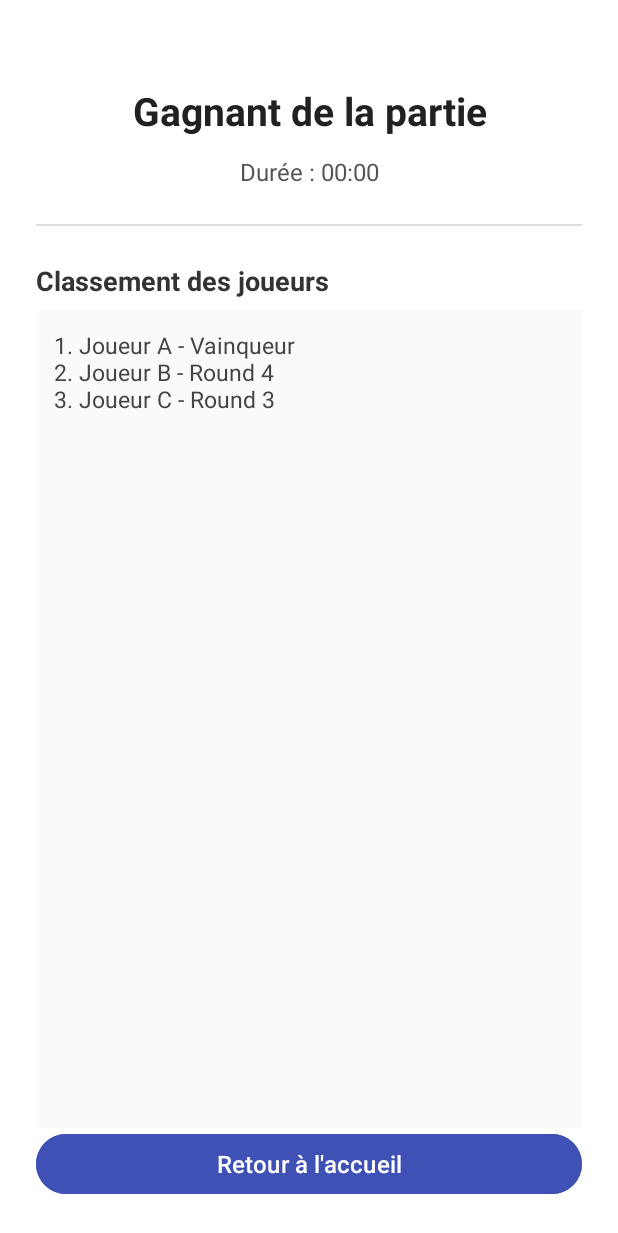
After one commit to AniAzatyan/Challenge-MiniJeu, an Android app: the layout activity_end_game.xml on its own in the app's theme, with its tools: preview values and no code run, on a phone screen of 412 x 824 dp. The commit adds this screen. Shown: the top 1233 px of the screen. Run offline under Robolectric (Android 15) with nearby library versions, the phone set to English and light mode, and no system bars.

Commit message:
Ajout page de fin de partie

```diff
--- a/app/src/main/AndroidManifest.xml
+++ b/app/src/main/AndroidManifest.xml
@@ -23,6 +23,7 @@
                 <category android:name="android.intent.category.LAUNCHER" />
             </intent-filter>
         </activity>
+        <activity android:name=".EndGameActivity" />
     </application>
 
 </manifest>
--- /dev/null
+++ b/app/src/main/res/layout/activity_end_game.xml
@@ -0,0 +1,94 @@
+<?xml version="1.0" encoding="utf-8"?>
+<androidx.constraintlayout.widget.ConstraintLayout xmlns:android="http://schemas.android.com/apk/res/android"
+    xmlns:app="http://schemas.android.com/apk/res-auto"
+    android:layout_width="match_parent"
+    android:layout_height="match_parent"
+    android:background="@android:color/white"
+    android:padding="24dp">
+
+    <TextView
+        android:id="@+id/text_winner"
+        android:layout_width="0dp"
+        android:layout_height="wrap_content"
+        android:text="Gagnant de la partie"
+        android:textSize="26sp"
+        android:textStyle="bold"
+        android:textColor="#212121"
+        android:gravity="center"
+        app:layout_constraintTop_toTopOf="parent"
+        app:layout_constraintStart_toStartOf="parent"
+        app:layout_constraintEnd_toEndOf="parent"
+        android:layout_marginTop="32dp" />
+
+    <TextView
+        android:id="@+id/text_duration"
+        android:layout_width="0dp"
+        android:layout_height="wrap_content"
+        android:text="Durée : 00:00"
+        android:textSize="16sp"
+        android:textColor="#555555"
+        android:gravity="center"
+        app:layout_constraintTop_toBottomOf="@id/text_winner"
+        app:layout_constraintStart_toStartOf="parent"
+        app:layout_constraintEnd_toEndOf="parent"
+        android:layout_marginTop="12dp" />
+
+    <View
+        android:id="@+id/divider"
+        android:layout_width="0dp"
+        android:layout_height="1dp"
+        android:background="#DDDDDD"
+        app:layout_constraintTop_toBottomOf="@id/text_duration"
+        app:layout_constraintStart_toStartOf="parent"
+        app:layout_constraintEnd_toEndOf="parent"
+        android:layout_marginTop="24dp" />
+
+    <TextView
+        android:id="@+id/text_ranking"
+        android:layout_width="0dp"
+        android:layout_height="wrap_content"
+        android:text="Classement des joueurs"
+        android:textSize="18sp"
+        android:textStyle="bold"
+        android:textColor="#333333"
+        app:layout_constraintTop_toBottomOf="@id/divider"
+        app:layout_constraintStart_toStartOf="parent"
+        app:layout_constraintEnd_toEndOf="parent"
+        android:layout_marginTop="24dp" />
+
+    <ScrollView
+        android:id="@+id/scroll_ranking"
+        android:layout_width="0dp"
+        android:layout_height="0dp"
+        android:background="#FAFAFA"
+        android:layout_marginTop="8dp"
+        android:padding="12dp"
+        app:layout_constraintTop_toBottomOf="@id/text_ranking"
+        app:layout_constraintBottom_toTopOf="@id/button_return"
+        app:layout_constraintStart_toStartOf="parent"
+        app:layout_constraintEnd_toEndOf="parent">
+
+        <TextView
+            android:id="@+id/ranking_list"
+            android:layout_width="match_parent"
+            android:layout_height="wrap_content"
+            android:text="1. Joueur A - Vainqueur\n2. Joueur B - Round 4\n3. Joueur C - Round 3"
+            android:textSize="15sp"
+            android:textColor="#444444" />
+    </ScrollView>
+
+    <Button
+        android:id="@+id/button_return"
+        android:layout_width="0dp"
+        android:layout_height="wrap_content"
+        android:text="Retour à l'accueil"
+        android:textAllCaps="false"
+        android:textSize="16sp"
+        android:textColor="@android:color/white"
+        android:backgroundTint="#3F51B5"
+        android:layout_marginTop="16dp"
+        app:layout_constraintBottom_toBottomOf="parent"
+        app:layout_constraintStart_toStartOf="parent"
+        app:layout_constraintEnd_toEndOf="parent" />
+
+</androidx.constraintlayout.widget.ConstraintLayout>
```
Also changed, not shown: app/src/main/java/com/example/challengeminijeu/EndGameActivity.java (added, +47 -0 lines), app/src/main/java/com/example/challengeminijeu/GameView.java (+57 -39 lines), app/src/main/res/drawable/right_hand_finger1.xml (renamed from app/src/main/res/drawable/right_hand_pouce.xml), app/src/main/res/drawable/right_hand_finger2.xml (renamed from app/src/main/res/drawable/right_hand_index.xml), app/src/main/res/drawable/right_hand_finger3.xml (renamed from app/src/main/res/drawable/right_hand_majeur.xml), app/src/main/res/drawable/right_hand_finger4.xml (renamed from app/src/main/res/drawable/right_hand_annulaire.xml).
